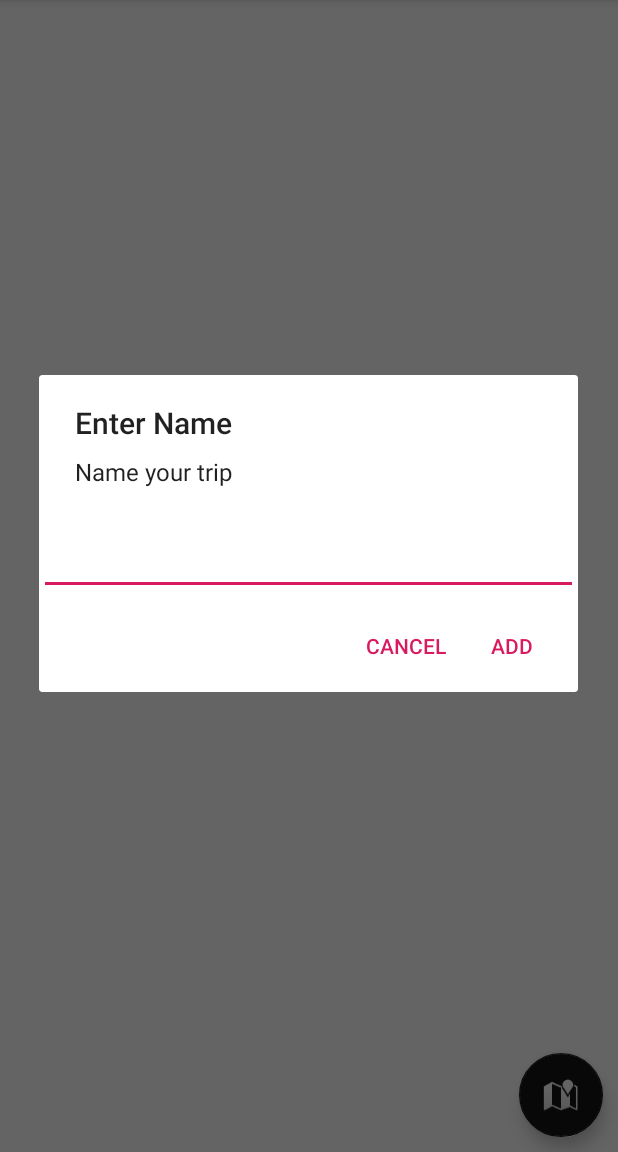
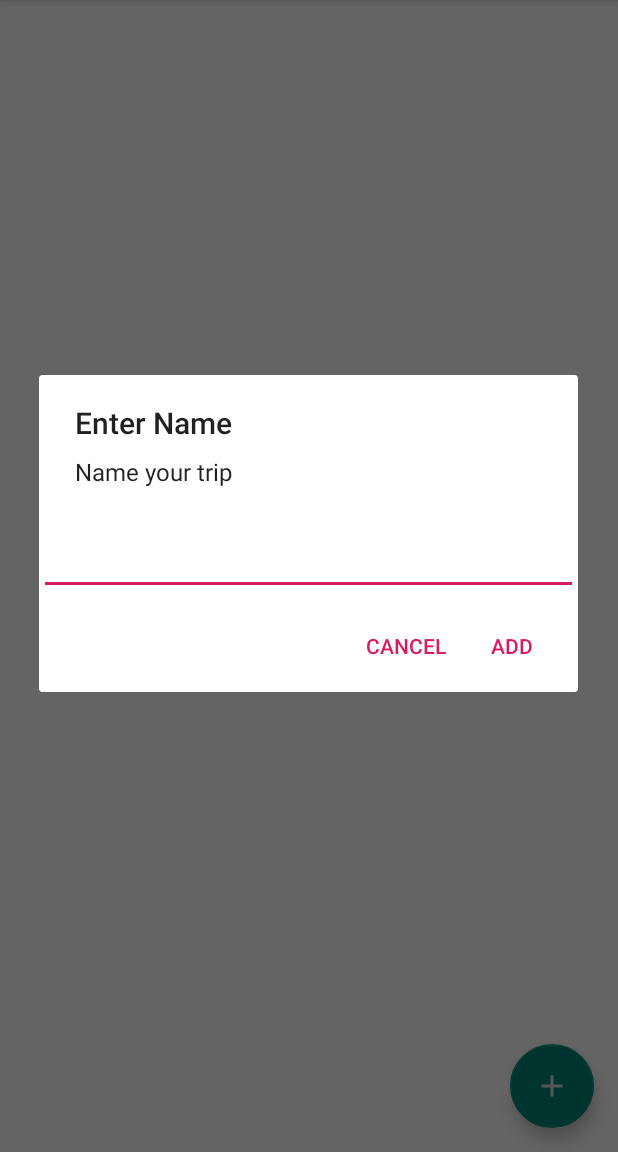
Before and after one commit to cs130-w21/2, an Android app: the screen it shows after launch once a user with an empty profile is signed in (MainActivity), after a tap on an icon or button, on a phone screen of 412 x 824 dp, the part 84-1236 px from its top. Run offline under Robolectric (Android 15) with nearby library versions, the light colour scheme and no system bars; our stand-ins replace Firebase (no records; nobody signed in at launch, a user with empty details on screens opened directly), Room's generated code; libraries missing offline, so code that uses them is left out: com.firebase.ui.

Commit message:
Fix margin

```diff
--- a/Pathways/app/build.gradle
+++ b/Pathways/app/build.gradle
@@ -12,6 +12,7 @@ android {
         versionName "1.0"
         testInstrumentationRunner "androidx.test.runner.AndroidJUnitRunner"
         multiDexEnabled true
+        vectorDrawables.useSupportLibrary true
     }
     buildTypes {
         release {
--- a/Pathways/app/src/main/java/com/example/pathways/TripViewActivity.java
+++ b/Pathways/app/src/main/java/com/example/pathways/TripViewActivity.java
@@ -36,6 +36,7 @@ import com.google.maps.model.DirectionsRoute;
 import com.google.maps.model.LatLng;
 
 
+import androidx.core.content.res.ResourcesCompat;
 import androidx.fragment.app.FragmentActivity;
 import androidx.recyclerview.widget.DividerItemDecoration;
 import androidx.recyclerview.widget.LinearLayoutManager;
@@ -136,8 +137,11 @@ public class TripViewActivity extends FragmentActivity implements OnMapReadyCall
             public void onClick(View view) {
                 if (!_isFabOpen) {
                     showFABMenu();
+                    _menuFab.setImageDrawable(ResourcesCompat.getDrawable(getResources(), R.drawable.ic_baseline_keyboard_arrow_up_24, null));
+
                 } else {
                     closeFABMenu();
+                    _menuFab.setImageDrawable(ResourcesCompat.getDrawable(getResources(), R.drawable.ic_baseline_keyboard_arrow_down_24, null));
                 }
             }
         });
--- /dev/null
+++ b/Pathways/app/src/main/res/drawable/ic_add_24.xml
@@ -0,0 +1,9 @@
+<vector xmlns:android="http://schemas.android.com/apk/res/android"
+    android:width="24dp"
+    android:height="24dp"
+    android:viewportWidth="24"
+    android:viewportHeight="24">
+  <path
+      android:fillColor="#FF000000"
+      android:pathData="M19,13h-6v6h-2v-6H5v-2h6V5h2v6h6v2z"/>
+</vector>
--- /dev/null
+++ b/Pathways/app/src/main/res/drawable/ic_baseline_keyboard_arrow_down_24.xml
@@ -0,0 +1,5 @@
+<vector android:height="24dp" android:tint="#FFFFFF"
+    android:viewportHeight="24" android:viewportWidth="24"
+    android:width="24dp" xmlns:android="http://schemas.android.com/apk/res/android">
+    <path android:fillColor="@android:color/white" android:pathData="M7.41,8.59L12,13.17l4.59,-4.58L18,10l-6,6 -6,-6 1.41,-1.41z"/>
+</vector>
--- /dev/null
+++ b/Pathways/app/src/main/res/drawable/ic_baseline_keyboard_arrow_up_24.xml
@@ -0,0 +1,5 @@
+<vector android:height="24dp" android:tint="#FFFFFF"
+    android:viewportHeight="24" android:viewportWidth="24"
+    android:width="24dp" xmlns:android="http://schemas.android.com/apk/res/android">
+    <path android:fillColor="@android:color/white" android:pathData="M7.41,15.41L12,10.83l4.59,4.58L18,14l-6,-6 -6,6z"/>
+</vector>
--- /dev/null
+++ b/Pathways/app/src/main/res/drawable/ic_outline_image_24.xml
@@ -0,0 +1,5 @@
+<vector android:height="24dp" android:tint="#FFFFFF"
+    android:viewportHeight="24" android:viewportWidth="24"
+    android:width="24dp" xmlns:android="http://schemas.android.com/apk/res/android">
+    <path android:fillColor="@android:color/white" android:pathData="M19,5v14L5,19L5,5h14m0,-2L5,3c-1.1,0 -2,0.9 -2,2v14c0,1.1 0.9,2 2,2h14c1.1,0 2,-0.9 2,-2L21,5c0,-1.1 -0.9,-2 -2,-2zM14.14,11.86l-3,3.87L9,13.14 6,17h12l-3.86,-5.14z"/>
+</vector>
--- a/Pathways/app/src/main/res/layout/activity_main.xml
+++ b/Pathways/app/src/main/res/layout/activity_main.xml
@@ -23,10 +23,10 @@
     </com.google.android.material.appbar.AppBarLayout>
 
     <ListView
-        android:layout_width="wrap_content"
+        android:layout_width="match_parent"
         android:layout_height="wrap_content"
         android:id="@+id/trip_list"
-        android:layout_marginTop="50dp"/>
+        android:layout_marginTop="54dp"/>
 
 
 
@@ -36,8 +36,10 @@
         android:layout_height="wrap_content"
         android:layout_gravity="bottom|end"
         android:layout_margin="@dimen/fab_margin"
-        app:backgroundTint="#161414"
-        app:srcCompat="@android:drawable/ic_dialog_map" />
+        app:backgroundTint="@color/colorPrimary"
+        app:srcCompat="@drawable/ic_add_24"
+        android:tint="@color/quantum_white_100"
+        />
 
 
 
--- a/Pathways/app/src/main/res/layout/locations_list.xml
+++ b/Pathways/app/src/main/res/layout/locations_list.xml
@@ -6,13 +6,13 @@
     android:layout_height="500dp"
     android:background="@android:color/white"
     android:orientation="vertical"
-    app:behavior_peekHeight="84dp"
+    app:behavior_peekHeight="76dp"
     android:elevation="16dp"
     app:layout_behavior="@string/bottom_sheet_behavior">
 
     <RelativeLayout
         android:layout_width="match_parent"
-        android:layout_height="84dp"
+        android:layout_height="76dp"
         android:background="@color/colorPrimaryDark"
         android:paddingTop="5.5dp"
         android:paddingStart="8dp"
--- a/Pathways/app/src/main/res/values/dimens.xml
+++ b/Pathways/app/src/main/res/values/dimens.xml
@@ -1,7 +1,7 @@
 <resources>
-    <dimen name="fab_margin">10dp</dimen>
+    <dimen name="fab_margin">16dp</dimen>
     <dimen name="fab_margin_top">80dp</dimen>
-    <dimen name="fab_margin_right">10dp</dimen>
+    <dimen name="fab_margin_right">16dp</dimen>
     <dimen name="standard_60">60dp</dimen>
     <dimen name="standard_120">120dp</dimen>
     <dimen name="standard_180">180dp</dimen>
```
Also changed, not shown: Pathways/app/src/main/res/drawable/ic_outline_note_alt_24.xml (added, +7 -0 lines), Pathways/app/src/main/res/layout/activity_note_view.xml (+5 -2 lines), Pathways/app/src/main/res/layout/activity_trip_view.xml (+12 -8 lines), Pathways/app/src/main/res/layout/locations_list_item.xml (+11 -8 lines), Pathways/app/src/main/res/layout/player.xml (+8 -7 lines), Pathways/app/src/main/res/layout/playlist_item.xml (+7 -6 lines).
